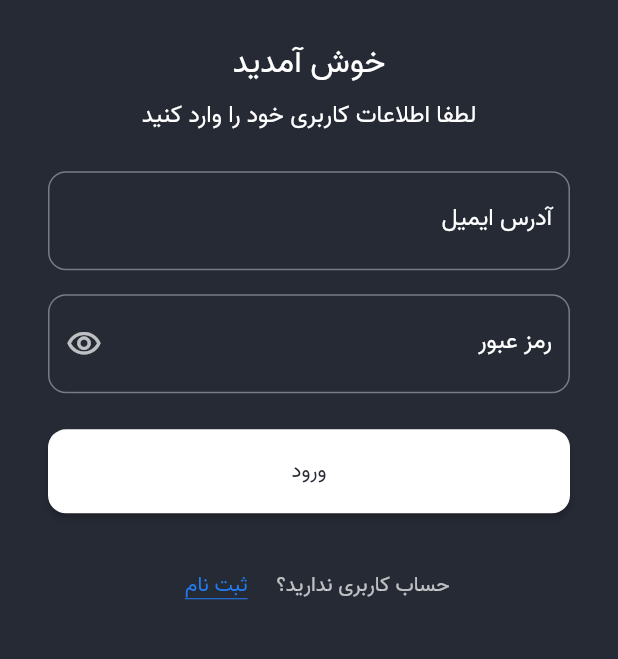
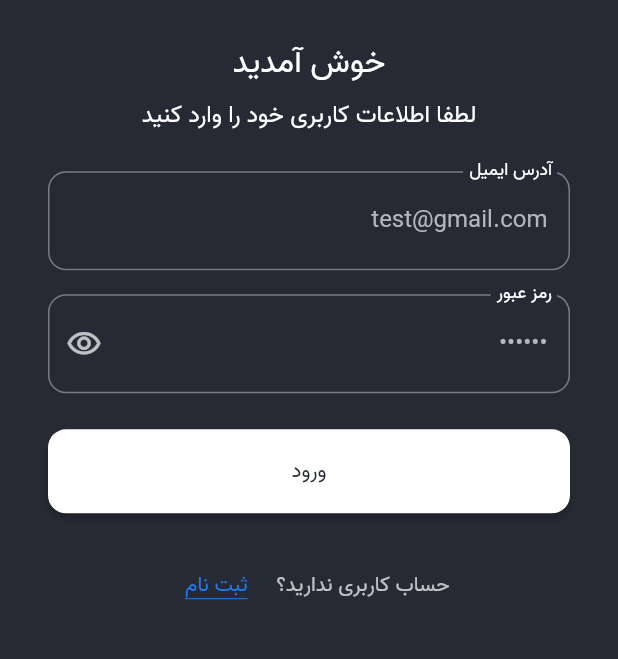
Before and after one commit to kiyanzade/nike_store, a Flutter app: the screen it shows after launch, after a tap on "ورود", on a phone screen of 412 x 824 dp, the part 339-998 px from its top. Run offline on Flutter 3.47's test engine with Material 2 defaults, Android fonts, the phone set to English and light mode, and no system bars; our stand-ins replace bloc, cached_network_image, dio, equatable, flutter_bloc, shared_preferences and 1 more; network calls fail.

Commit message:
store and load auth info after login

```diff
--- a/lib/data/repo/auth_repository.dart
+++ b/lib/data/repo/auth_repository.dart
@@ -1,6 +1,8 @@
+import 'package:flutter/cupertino.dart';
 import 'package:nike_store/common/http_client.dart';
 import 'package:nike_store/data/auth_info.dart';
 import 'package:nike_store/data/source/auth_data_source.dart';
+import 'package:shared_preferences/shared_preferences.dart';
 
 final authRepository = AuthRepository(AuthRemoteDataSource(httpClient));
 
@@ -13,19 +15,44 @@ abstract class IAuthRepository {
 class AuthRepository implements IAuthRepository {
   final IAuthDataSource authDataSource;
 
-  AuthRepository(this.authDataSource);
+  static final ValueNotifier<AuthInfo?> authChangeNotifier =
+      ValueNotifier(null);
+
+  AuthRepository(
+    this.authDataSource,
+  );
   @override
   Future<void> login(String username, String password) async {
     final AuthInfo authInfo = await authDataSource.login(username, password);
+    _persistAuthToken(authInfo);
   }
 
   @override
-  Future<void> signUp(String username, String password) async{
-          final AuthInfo authInfo = await authDataSource.signUp(username, password);
+  Future<void> signUp(String username, String password) async {
+    final AuthInfo authInfo = await authDataSource.signUp(username, password);
+    _persistAuthToken(authInfo);
   }
 
   @override
-  Future<void> refreshToken() {
-   return authDataSource.refreshToken();
+  Future<void> refreshToken() async {
+    final AuthInfo authInfo = await authDataSource.refreshToken("");
+    _persistAuthToken(authInfo);
+  }
+
+  Future<void> _persistAuthToken(AuthInfo authInfo) async {
+   final SharedPreferences sharedPreferences = await SharedPreferences.getInstance();
+    sharedPreferences.setString("access_token", authInfo.accsesToken);
+    sharedPreferences.setString("refresh_token", authInfo.refreshToken);
+  }
+
+  Future<void> loadAuthToken() async {
+   final SharedPreferences sharedPreferences = await SharedPreferences.getInstance();
+    final String accessToken =
+        sharedPreferences.getString("access_token") ?? "";
+    final String refreshToken =
+        sharedPreferences.getString("refresh_token") ?? "";
+    if (accessToken.isNotEmpty && refreshToken.isNotEmpty) {
+      authChangeNotifier.value = AuthInfo(accessToken, refreshToken);
+    }
   }
 }
--- a/lib/main.dart
+++ b/lib/main.dart
@@ -1,5 +1,6 @@
 import 'package:flutter/material.dart';
 import 'package:nike_store/data/product.dart';
+import 'package:nike_store/data/repo/auth_repository.dart';
 import 'package:nike_store/data/repo/banner_repository.dart';
 import 'package:nike_store/data/repo/product_repository.dart';
 import 'package:nike_store/theme.dart';
@@ -8,6 +9,8 @@ import 'package:nike_store/ui/home/home.dart';
 import 'package:nike_store/ui/root.dart';
 
 void main() {
+  WidgetsFlutterBinding.ensureInitialized();
+  authRepository.loadAuthToken();
   runApp(const MyApp());
 }
 
--- a/lib/ui/auth/auth.dart
+++ b/lib/ui/auth/auth.dart
@@ -11,6 +11,10 @@ class AuthScreen extends StatefulWidget {
 
 class _AuthScreenState extends State<AuthScreen> {
   bool isLoging = true;
+  final TextEditingController usernameController =
+      TextEditingController(text: 'test@gmail.com');
+  final TextEditingController passwordController =
+      TextEditingController(text: '123456');
   @override
   Widget build(BuildContext context) {
     final ThemeData themeData = Theme.of(context);
@@ -56,7 +60,7 @@ class _AuthScreenState extends State<AuthScreen> {
               ),
               Text(
                 isLoging ? 'خوش آمدید' : 'ثبت نام',
-                style: TextStyle(color: Colors.white, fontSize: 22),
+                style: const TextStyle(color: Colors.white, fontSize: 22),
               ),
               const SizedBox(
                 height: 5,
@@ -65,25 +69,30 @@ class _AuthScreenState extends State<AuthScreen> {
                 isLoging
                     ? 'لطفا اطلاعات کاربری خود را وارد کنید'
                     : 'ایمیل و رمز عبور خود را تعیین کنید',
-                style: TextStyle(color: Colors.white, fontSize: 16),
+                style: const TextStyle(color: Colors.white, fontSize: 16),
               ),
               const SizedBox(
                 height: 24,
               ),
-              const TextField(
+              TextField(
+                controller: usernameController,
                 keyboardType: TextInputType.emailAddress,
-                decoration: InputDecoration(
+                decoration: const InputDecoration(
                   label: Text('آدرس ایمیل'),
                 ),
               ),
               const SizedBox(height: 16),
-              const _PasswordWidget(),
+              _PasswordWidget(
+                passwordController: passwordController,
+              ),
               const SizedBox(height: 24),
               ElevatedButton(
                   onPressed: () {
-                    authRepository.signUp("test278@gmail.com", "123456");
-                  }, child: Text(isLoging ? 'ورود' : 'ثبت نام')),
-              SizedBox(height: 24),
+                    authRepository.login(
+                        usernameController.text, passwordController.text);
+                  },
+                  child: Text(isLoging ? 'ورود' : 'ثبت نام')),
+              const SizedBox(height: 24),
               Row(
                 mainAxisAlignment: MainAxisAlignment.center,
                 children: [
@@ -91,7 +100,7 @@ class _AuthScreenState extends State<AuthScreen> {
                     isLoging ? 'حساب کاربری ندارید؟' : 'حساب کاربری دارید؟',
                     style: TextStyle(color: Colors.white.withOpacity(0.7)),
                   ),
-                  SizedBox(width: 8),
+                  const SizedBox(width: 8),
                   TextButton(
                     onPressed: () {
                       setState(() {
@@ -116,8 +125,10 @@ class _AuthScreenState extends State<AuthScreen> {
 }
 
 class _PasswordWidget extends StatefulWidget {
+  final TextEditingController passwordController;
   const _PasswordWidget({
     super.key,
+    required this.passwordController,
   });
 
   @override
@@ -129,6 +140,7 @@ class _PasswordWidgetState extends State<_PasswordWidget> {
   @override
   Widget build(BuildContext context) {
     return TextField(
+      controller: widget.passwordController,
       keyboardType: TextInputType.visiblePassword,
       obscureText: value,
       decoration: InputDecoration(
--- a/pubspec.yaml
+++ b/pubspec.yaml
@@ -39,6 +39,7 @@ dependencies:
   flutter_bloc: ^8.1.2
   equatable: ^2.0.5
   cached_network_image: ^3.2.3
+  shared_preferences: ^2.1.1
 
 dev_dependencies:
   flutter_test:
```
Also changed, not shown: pubspec.lock, 1 other file.
